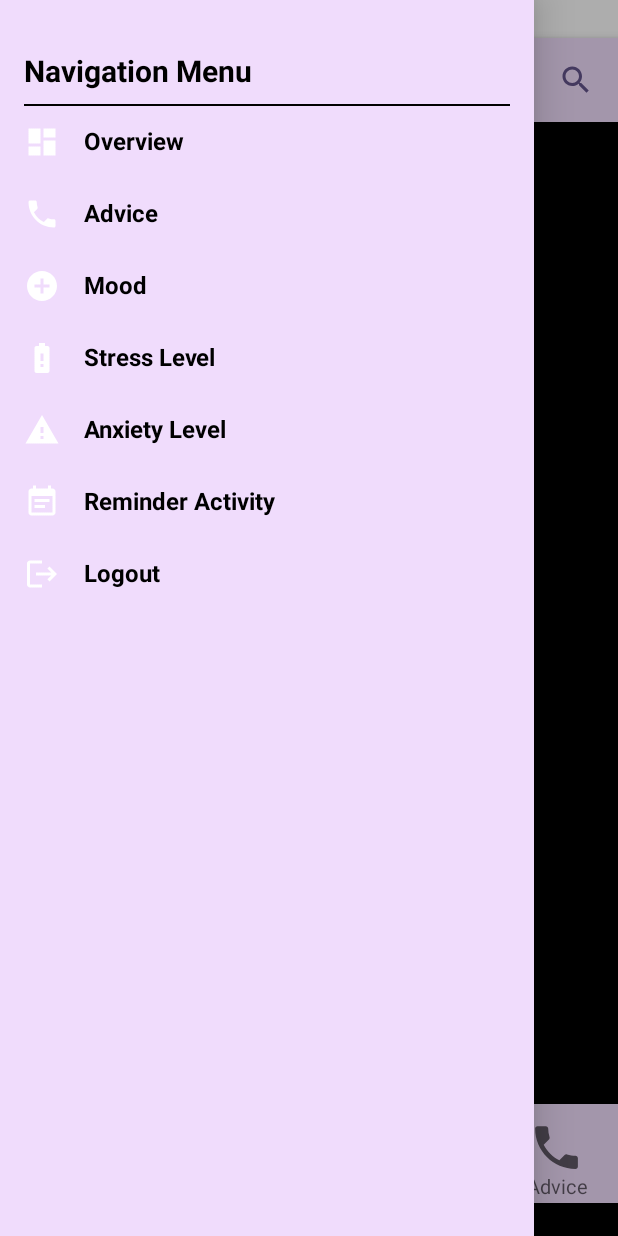
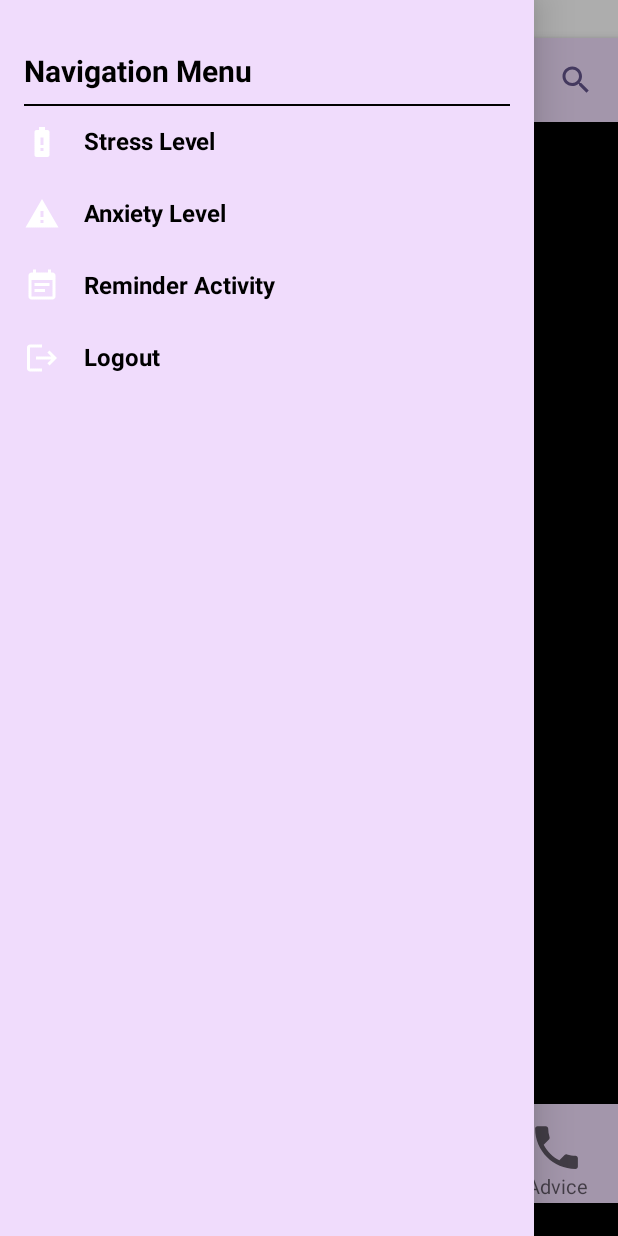
Before and after one commit to ayan-i/kotlin-mood-tracker-, an Android app built with Jetpack Compose: the OptionActivity screen opened directly, with no data from a screen before it, after a tap on "Menu", on a phone screen of 412 x 824 dp. Run offline under Robolectric (Android 15) with nearby library versions, the phone set to English and light mode, and no system bars; our stand-ins replace accompanist.

Commit message:
fully done

```diff
--- a/app/src/main/java/com/example/mobile/ReminderActivity.kt
+++ b/app/src/main/java/com/example/mobile/ReminderActivity.kt
@@ -171,7 +171,10 @@ fun ReminderScreen(navController: NavController) {
         horizontalAlignment = Alignment.CenterHorizontally)
 
 
-     {Box(
+
+     {
+
+        Box(
          modifier = Modifier
              .fillMaxWidth()
              .padding(start = 3.dp, top = 3.dp)
--- a/app/src/main/java/com/example/mobile/advice.kt
+++ b/app/src/main/java/com/example/mobile/advice.kt
@@ -179,6 +179,7 @@ fun HelpLine(navController: NavController) {
                     color = Color.Blue,
                     modifier = Modifier.clickable {
                         val intent = Intent(Intent.ACTION_VIEW, Uri.parse("https://www.uwe.ac.uk/life/health-and-wellbeing/get-wellbeing-support"))
+
                         context.startActivity(intent)
                     }
                 )
--- a/app/src/main/java/com/example/mobile/history.kt
+++ b/app/src/main/java/com/example/mobile/history.kt
@@ -541,7 +541,7 @@ fun BottomNavigationBar1(navController: NavController) {
         BottomNavigationItem(
             //add stress item
             selected = false,
-            onClick = { navController.navigate("stress_screen") },
+            onClick = { navController.navigate("MedMainPage") },
             icon = {
                 Icon(
                     Icons.Default.Medication,
@@ -590,9 +590,9 @@ fun DrawerContent1(navController: NavController, context: Context) {
         Divider(color = Color.Black, thickness = 1.dp)
 
         // Drawer items for different screens
-        DrawerItem1("Overview", Icons.Default.Dashboard) { navController.navigate("overview_screen") }
-        DrawerItem1("Advice", Icons.Default.Phone) { navController.navigate("advice_screen") }
-        DrawerItem1("Mood", Icons.Default.AddCircle) { navController.navigate("mood_screen") }
+//        DrawerItem1("Overview", Icons.Default.Dashboard) { navController.navigate("overview_screen") }
+//        DrawerItem1("Advice", Icons.Default.Phone) { navController.navigate("advice_screen") }
+//        DrawerItem1("Mood", Icons.Default.AddCircle) { navController.navigate("mood_screen") }
         DrawerItem1("Stress Level", Icons.Default.BatteryAlert) { navController.navigate("stress_screen") }
         DrawerItem1("Anxiety Level", Icons.Default.Warning) { navController.navigate("anxiety_screen") }
         DrawerItem1("Reminder Activity", Icons.AutoMirrored.Filled.EventNote) { navController.navigate("reminder_screen") }
--- a/app/src/main/java/com/example/mobile/overview.kt
+++ b/app/src/main/java/com/example/mobile/overview.kt
@@ -1099,9 +1099,9 @@ fun DrawerContent(navController: NavController, context: Context) {
         Divider(color = Color.Black, thickness = 1.dp)
 
         // Navigation items with respective icons and click actions
-        DrawerItem("overview", Icons.Filled.Home) { navController.navigate("overview_screen") }
-        DrawerItem("Advice", Icons.Filled.Info) { navController.navigate("advice_screen") }
-        DrawerItem("Mood", Icons.Filled.Mood) { navController.navigate("mood_screen") }
+//        DrawerItem("overview", Icons.Filled.Home) { navController.navigate("overview_screen") }
+//        DrawerItem("Advice", Icons.Filled.Info) { navController.navigate("advice_screen") }
+//        DrawerItem("Mood", Icons.Filled.Mood) { navController.navigate("mood_screen") }
         DrawerItem("Stress Level", Icons.Filled.BatteryFull) { navController.navigate("stress_screen") }
         DrawerItem("Anxiety Level", Icons.Filled.ReportProblem) { navController.navigate("anxiety_screen") }
         DrawerItem("Reminder Activity", Icons.Filled.EventNote) { navController.navigate("reminder_screen") }
```
